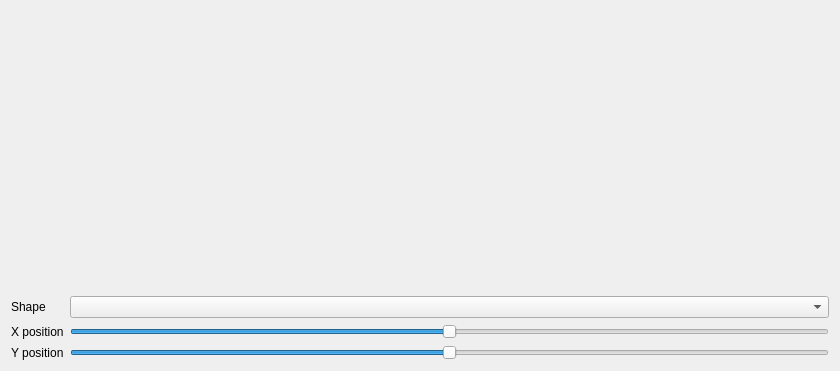
Old version of the form Effects/RadialRainbow/RadialRainbow.ui in the repository DLdota/OpenRGBEffectsPlugin.
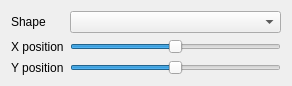
New version of the form. Custom widgets are drawn as their Qt base class.

```diff
--- a/Effects/RadialRainbow/RadialRainbow.ui
+++ b/Effects/RadialRainbow/RadialRainbow.ui
@@ -6,35 +6,22 @@
    <rect>
     <x>0</x>
     <y>0</y>
-    <width>840</width>
-    <height>371</height>
+    <width>292</width>
+    <height>82</height>
    </rect>
   </property>
   <property name="windowTitle">
    <string>Form</string>
   </property>
   <layout class="QGridLayout" name="gridLayout">
-   <item row="3" column="1">
-    <widget class="QTooltipedSlider" name="cy">
-     <property name="maximum">
-      <number>100</number>
-     </property>
-     <property name="value">
-      <number>50</number>
-     </property>
-     <property name="orientation">
-      <enum>Qt::Horizontal</enum>
-     </property>
-    </widget>
-   </item>
-   <item row="2" column="0">
+   <item row="1" column="0">
     <widget class="QLabel" name="cx_label">
      <property name="text">
       <string>X position</string>
      </property>
     </widget>
    </item>
-   <item row="2" column="1">
+   <item row="1" column="1">
     <widget class="QTooltipedSlider" name="cx">
      <property name="maximum">
       <number>100</number>
@@ -47,7 +34,7 @@
      </property>
     </widget>
    </item>
-   <item row="3" column="0">
+   <item row="2" column="0">
     <widget class="QLabel" name="cy_label">
      <property name="text">
       <string>Y position</string>
@@ -55,26 +42,26 @@
     </widget>
    </item>
    <item row="0" column="0">
-    <spacer name="verticalSpacer">
-     <property name="orientation">
-      <enum>Qt::Vertical</enum>
-     </property>
-     <property name="sizeHint" stdset="0">
-      <size>
-       <width>20</width>
-       <height>40</height>
-      </size>
-     </property>
-    </spacer>
-   </item>
-   <item row="1" column="0">
     <widget class="QLabel" name="shape_label">
      <property name="text">
       <string>Shape</string>
      </property>
     </widget>
    </item>
-   <item row="1" column="1">
+   <item row="2" column="1">
+    <widget class="QTooltipedSlider" name="cy">
+     <property name="maximum">
+      <number>100</number>
+     </property>
+     <property name="value">
+      <number>50</number>
+     </property>
+     <property name="orientation">
+      <enum>Qt::Horizontal</enum>
+     </property>
+    </widget>
+   </item>
+   <item row="0" column="1">
     <widget class="QComboBox" name="shape"/>
    </item>
   </layout>
```
